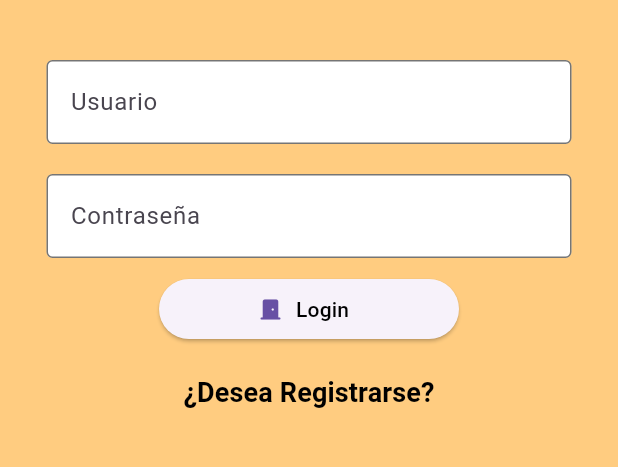
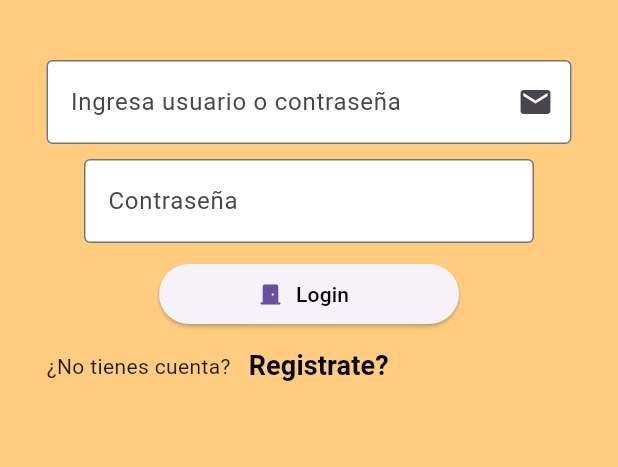
Before and after one commit to HaroldArguelloNic/mynapopizza, a Flutter app: the screen it shows after launch, on a phone screen of 412 x 824 dp, the part 375-842 px from its top. Run offline on Flutter 3.47's test engine with Material 3 defaults, Android fonts, the light colour scheme and no system bars; our stand-ins replace cloud_firestore, firebase_auth, firebase_core, firebase_messaging, firebase_storage; missing offline and left inert: mysql_client; accounts and stored records are empty.

Commit message:
agreando validaciones al login y construccion de registro

```diff
--- a/lib/page/login_page.dart
+++ b/lib/page/login_page.dart
@@ -1,7 +1,10 @@
 import 'package:flutter/material.dart';
+import 'package:flutter/widgets.dart';
 import 'package:mynapopizza/page/home_page.dart';
-
+//import 'package:mynapopizza/page/home_page.dart';
 import 'package:mynapopizza/page/registration_page.dart';
+import 'package:mynapopizza/services/push_notification.dart';
+import 'package:mynapopizza/services/login_provider.dart';
 
 class LoginPage extends StatefulWidget {
   const LoginPage({super.key});
@@ -12,30 +15,53 @@ class LoginPage extends StatefulWidget {
 }
 
 class _LoginPageState extends State<LoginPage> {
-  final TextEditingController _usuarioController = TextEditingController();
+  final GlobalKey<FormState> _formKey = GlobalKey<FormState>();
+  final TextEditingController _nameController = TextEditingController();
+  final TextEditingController _correoElectronicoController = TextEditingController();
+  final TextEditingController _nameOrEmailController = TextEditingController();
   final TextEditingController _contraseniaController = TextEditingController();
+
+  bool _isObscure = true;
+
+
+  static String? token;
+
+  @override
+  void initState() {
+    super.initState();
+    token = PushNotificationService.token;
+  }
+
+  @override
+  void dispose() {
+    super.dispose();
+    _nameController.dispose();
+    _correoElectronicoController.dispose();
+    _nameOrEmailController.dispose();
+    _contraseniaController.dispose();
+  }
 
   //Prueba de login falta implementacion con datos
   // ignore: non_constant_identifier_names
-  void _BetaLogin(BuildContext context) {
-    String usuario = _usuarioController.text;
-    String contrasena = _contraseniaController.text;
+  // void _BetaLogin(BuildContext context) {
+  //   String usuario = _usuarioController.text;
+  //   String contrasena = _contraseniaController.text;
 
   // Validación simple: Si el usuario es 'admin' y la contraseña es 'admin', consideramos que es válido
-    if (usuario == 'admin' && contrasena == 'admin') {
-      Navigator.pushReplacement(
-        context,
-        MaterialPageRoute(builder: (context) => const HomePage()),
-      );
-    } else {
-      ScaffoldMessenger.of(context).showSnackBar(
-        const SnackBar(
-          content: Text('Credenciales inválidas'),
-          duration: Duration(seconds: 2),
-        ),
-      );
-    }
-  }
+  //   if (usuario == 'admin' && contrasena == 'admin') {
+  //     Navigator.pushReplacement(
+  //       context,
+  //       MaterialPageRoute(builder: (context) => const HomePage()),
+  //     );
+  //   } else {
+  //     ScaffoldMessenger.of(context).showSnackBar(
+  //       const SnackBar(
+  //         content: Text('Credenciales inválidas'),
+  //         duration: Duration(seconds: 2),
+  //       ),
+  //     );
+  //   }
+  // }
 
   @override
   Widget build(BuildContext context) {
@@ -45,6 +71,8 @@ class _LoginPageState extends State<LoginPage> {
         child: Center(
           child: SizedBox(
             width: 400,
+            child: Form(
+              key: _formKey,
               child: Column(
                 children: [
                   const SizedBox(
@@ -68,25 +96,31 @@ class _LoginPageState extends State<LoginPage> {
                   Padding(
                     padding: const EdgeInsets.symmetric(
                         horizontal: 25.0, vertical: 10.0),
-                  child: TextField(
-                    controller: _usuarioController,
+                    child: Column(
+                      children: [
+                        TextFormField(
+                          controller: _nameOrEmailController,
                           decoration: const InputDecoration(
-                      labelText: 'Usuario',
+                            labelText: 'Ingresa usuario o contraseña',
+                            hintText: "user@example.com",
                             enabledBorder: OutlineInputBorder(
                               borderSide: BorderSide(color: Colors.black54),
                             ),
                             fillColor: Colors.white,
                             filled: true,
+                            suffixIcon: Icon(Icons.email),
                           ),
-                  ),
+                          keyboardType: TextInputType.emailAddress,
+                          validator: validateEmail,
+                          autovalidateMode: AutovalidateMode.onUserInteraction,
                         ),
                         // Contraseña TextField
                         Padding(
                           padding: const EdgeInsets.symmetric(
                               horizontal: 25.0, vertical: 10.0),
-                  child: TextField(
+                          child: TextFormField(
                             controller: _contraseniaController,
-                    obscureText: true,
+                            obscureText: _isObscure,
                             decoration: const InputDecoration(
                               labelText: 'Contraseña',
                               enabledBorder: OutlineInputBorder(
@@ -95,11 +129,34 @@ class _LoginPageState extends State<LoginPage> {
                               fillColor: Colors.white,
                               filled: true,
                             ),
+                            validator: (password) => password!.isNotEmpty
+                             ? "Ingresa la contraseña": null,
+                             autovalidateMode: AutovalidateMode.onUserInteraction,
                           ),
                         ),
+
                         // Botón de inicio de sesión
                         ElevatedButton.icon(
-                  onPressed: () => _BetaLogin(context),
+                          onPressed: () {
+
+                            bool valido =_formKey.currentState!.validate();
+
+                            if(valido != true) {
+                              Navigator.push(context,
+                              MaterialPageRoute(
+                                  builder: (context) =>
+                                      const HomePage())
+                              );
+                            }
+
+
+
+
+
+
+
+
+                          },
                           icon: const Icon(Icons.door_front_door_rounded),
                           label: const Text(
                             'Login',
@@ -109,16 +166,18 @@ class _LoginPageState extends State<LoginPage> {
                             fixedSize: WidgetStatePropertyAll(Size(200, 40)),
                           ),
                         ),
-                Padding(
-                  padding: const EdgeInsets.all(8.0),
-                  child: TextButton(
+                        Row(
+                          children:[
+                            const Text('¿No tienes cuenta?'),
+                            TextButton(
                             onPressed: () => Navigator.pushReplacement(
                               context,
                               MaterialPageRoute(
-                          builder: (context) => const RegistrationPage()),
+                                  builder: (context) =>
+                                      const RegistrationPage()),
                             ),
                             child: const Text(
-                      '¿Desea Registrarse?',
+                              'Registrate?',
                               style: TextStyle(
                                 color: Colors.black,
                                 fontWeight: FontWeight.bold,
@@ -126,12 +185,26 @@ class _LoginPageState extends State<LoginPage> {
                               ),
                             ),
                           ),
+                        ],
+                        ),
+                      ],
+                    ),
                   ),
                 ],
               ),
             ),
           ),
         ),
+      ),
     );
   }
+
+  String? validateEmail(String? email) {
+    RegExp emailRegex = RegExp(r'^[\w\.-]+@[w-]+\.\w{2,3}(\.\w{2,3})?$');
+    final isEmailValid = emailRegex.hasMatch(email ?? '');
+    if (!isEmailValid) {
+      return 'Por favor ingrese un correo valido';
     }
+    return null;
+  }
+}
--- /dev/null
+++ b/lib/services/push_notification.dart
@@ -0,0 +1,19 @@
+import 'package:firebase_core/firebase_core.dart';
+import 'package:firebase_messaging/firebase_messaging.dart';
+import 'package:mynapopizza/firebase_options.dart';
+
+class PushNotificationService {
+  static final FirebaseMessaging _firebaseMessaging =
+  FirebaseMessaging.instance;
+
+ static String? token;
+
+ static Future initializeApp() async {
+  await Firebase.initializeApp(
+    options: DefaultFirebaseOptions.currentPlatform
+  );
+  await _firebaseMessaging.requestPermission();
+  token = await _firebaseMessaging.getToken();
+
+ }
+}
--- a/pubspec.yaml
+++ b/pubspec.yaml
@@ -42,6 +42,9 @@ dependencies:
   http: ^1.2.0
   firebase_core: ^3.0.0
   cloud_firestore: ^5.0.0
+  firebase_auth: ^5.0.0
+  firebase_storage: ^12.0.0
+  firebase_messaging: ^15.0.0
 
 dev_dependencies:
   flutter_test:
```
Also changed, not shown: lib/main.dart (+3 -6 lines), lib/services/login_provider.dart (added, +71 -0 lines), lib/services/register_provider.dart (added, +131 -0 lines), pubspec.lock, 4 other files. Lines whose indentation alone changed are shown as unchanged.
